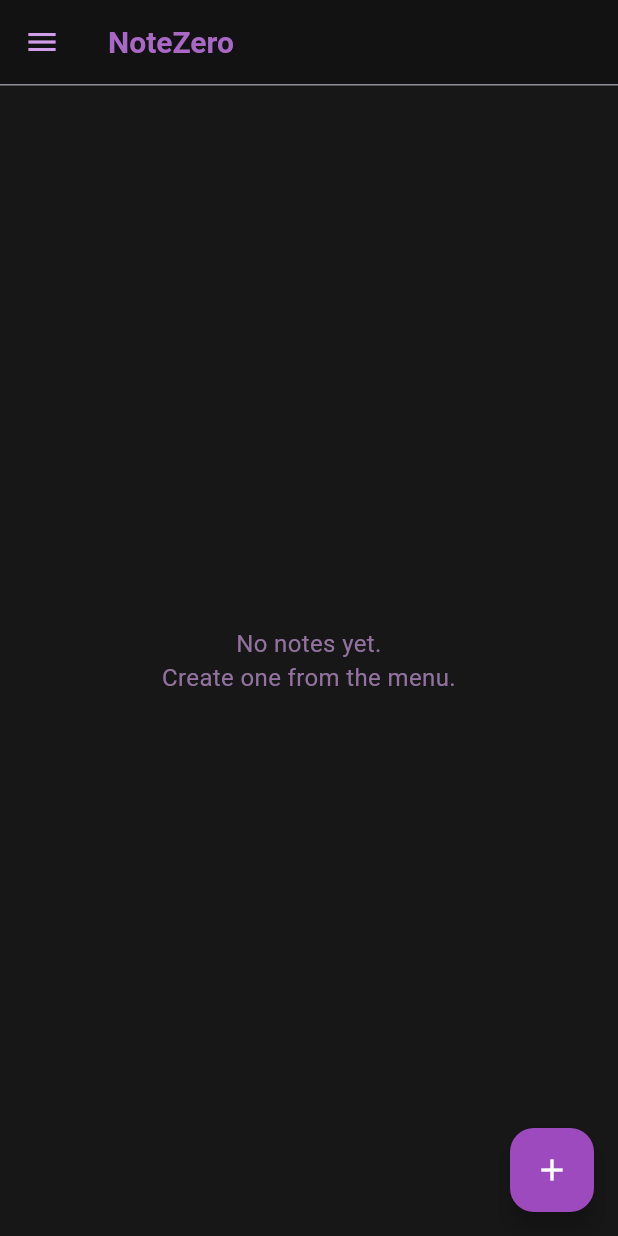
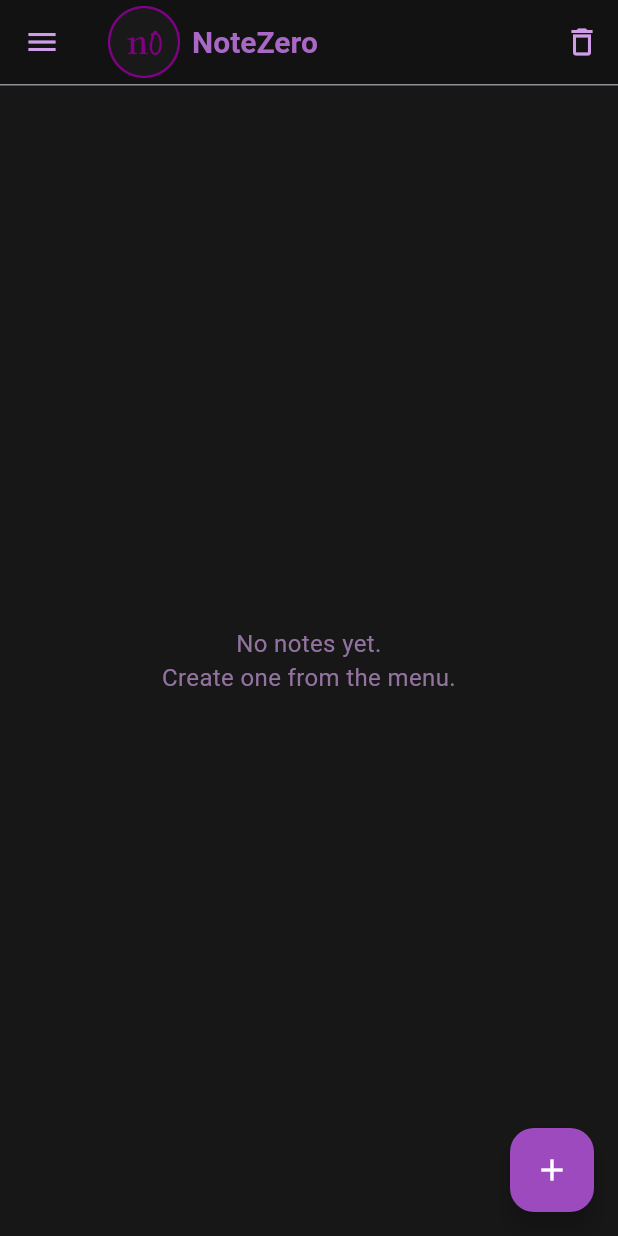
Before and after one commit to AyushZero/NoteZero, a Flutter app: the screen it shows after launch, on a phone screen of 412 x 824 dp. Run offline on Flutter 3.47's test engine with Material 3 defaults, Android fonts, the phone set to English and light mode, and no system bars; our stand-ins replace shared_preferences.

Commit message:
Icon improvements.

```diff
--- a/lib/screens/home_screen.dart
+++ b/lib/screens/home_screen.dart
@@ -5,6 +5,7 @@ import '../providers/notes_provider.dart';
 import '../providers/theme_provider.dart';
 import 'note_screen.dart';
 import 'recycle_bin_screen.dart';
+import 'package:notezero/widgets/app_icon.dart';
 
 class HomeScreen extends StatelessWidget {
   const HomeScreen({super.key});
@@ -13,7 +14,26 @@ class HomeScreen extends StatelessWidget {
   Widget build(BuildContext context) {
     return Scaffold(
       appBar: AppBar(
-        title: const Text('NoteZero'),
+        title: Row(
+          children: [
+            const AppIcon(),
+            const SizedBox(width: 8),
+            const Text('NoteZero'),
+          ],
+        ),
+        actions: [
+          IconButton(
+            icon: const Icon(Icons.delete_outline),
+            onPressed: () {
+              Navigator.push(
+                context,
+                MaterialPageRoute(
+                  builder: (context) => const RecycleBinScreen(),
+                ),
+              );
+            },
+          ),
+        ],
         bottom: PreferredSize(
           preferredSize: const Size.fromHeight(1),
           child: Container(
--- /dev/null
+++ b/lib/widgets/app_icon.dart
@@ -0,0 +1,14 @@
+import 'package:flutter/material.dart';
+
+class AppIcon extends StatelessWidget {
+  const AppIcon({super.key});
+
+  @override
+  Widget build(BuildContext context) {
+    return Image.asset(
+      'icon.png',
+      width: 48,
+      height: 48,
+    );
+  }
+}
```
Also changed, not shown: pubspec.yaml (+17 -0 lines), icon.png (added), pubspec.lock, 29 other files.
